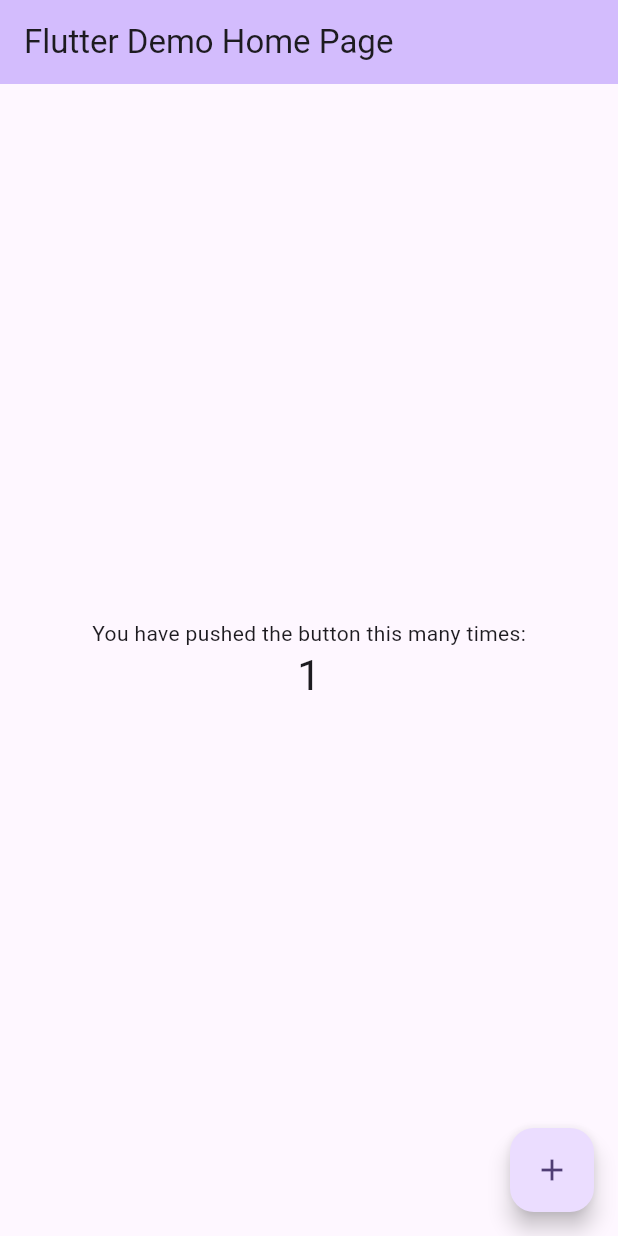
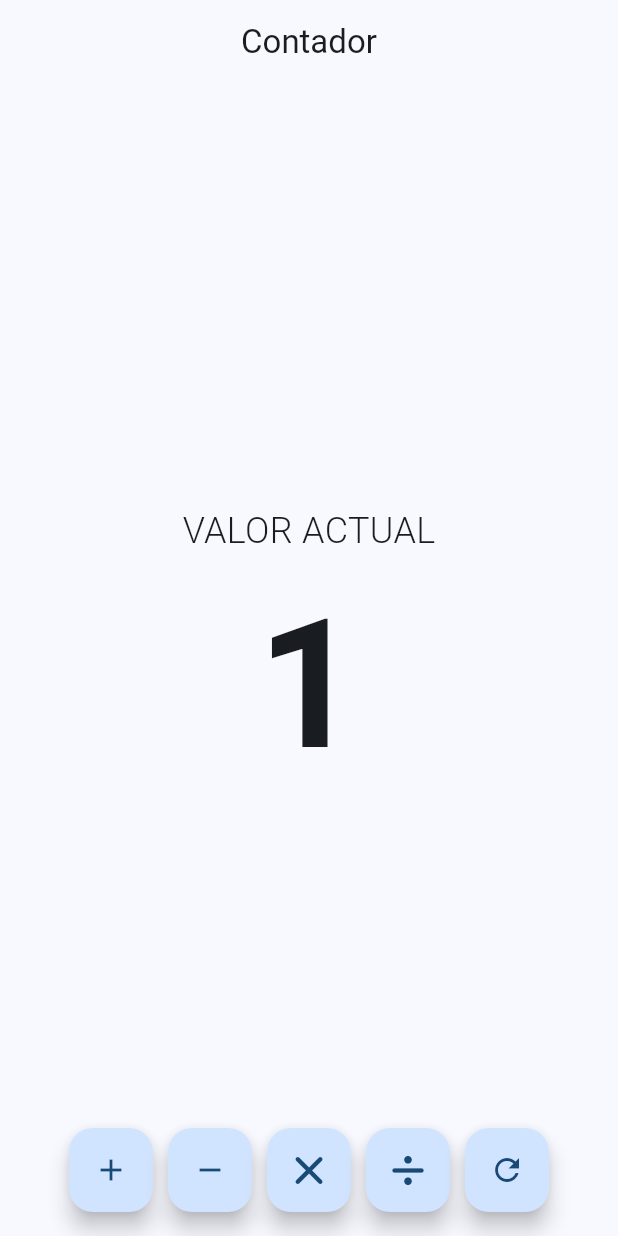
Before and after one commit to ADAMTAKTAK/AppContador, a Flutter app: the screen it shows after launch, after a tap on the "add" icon, on a phone screen of 412 x 824 dp. Run offline on Flutter 3.47's test engine with Material 3 defaults, Android fonts, the phone set to English and light mode, and no system bars; our stand-ins replace font_awesome_flutter.

Commit message:
despues de la creacion de mis archivos que serian las pantallas que voy a usar empece a trabajar en lo que seria mi pantalla principal, ya estarian listas las funcionalidades basicas del codigo, importe una libreria que me permite usar iconos que no trae la por default de flutter y asi pude añadir el simbolo de multiplicar y dividir, ya lo siguiente sera trabajar en la info_screen

```diff
--- a/lib/main.dart
+++ b/lib/main.dart
@@ -1,4 +1,5 @@
 import 'package:flutter/material.dart';
+import 'package:app_contador/screens/home_screen.dart';
 
 void main() {
   runApp(const MyApp());
@@ -7,116 +8,19 @@ void main() {
 class MyApp extends StatelessWidget {
   const MyApp({super.key});
 
-  // This widget is the root of your application.
   @override
   Widget build(BuildContext context) {
     return MaterialApp(
-      title: 'Flutter Demo',
+      debugShowCheckedModeBanner: false,
+
+      title: 'Contador App',
+
       theme: ThemeData(
-        // This is the theme of your application.
-        //
-        // TRY THIS: Try running your application with "flutter run". You'll see
-        // the application has a purple toolbar. Then, without quitting the app,
-        // try changing the seedColor in the colorScheme below to Colors.green
-        // and then invoke "hot reload" (save your changes or press the "hot
-        // reload" button in a Flutter-supported IDE, or press "r" if you used
-        // the command line to start the app).
-        //
-        // Notice that the counter didn't reset back to zero; the application
-        // state is not lost during the reload. To reset the state, use hot
-        // restart instead.
-        //
-        // This works for code too, not just values: Most code changes can be
-        // tested with just a hot reload.
-        colorScheme: ColorScheme.fromSeed(seedColor: Colors.deepPurple),
+        useMaterial3: true,
+        colorScheme: ColorScheme.fromSeed(seedColor: Colors.blue),
       ),
-      home: const MyHomePage(title: 'Flutter Demo Home Page'),
+
+      home: const HomeScreen(),
     );
   }
 }
-
-class MyHomePage extends StatefulWidget {
-  const MyHomePage({super.key, required this.title});
-
-  // This widget is the home page of your application. It is stateful, meaning
-  // that it has a State object (defined below) that contains fields that affect
-  // how it looks.
-
-  // This class is the configuration for the state. It holds the values (in this
-  // case the title) provided by the parent (in this case the App widget) and
-  // used by the build method of the State. Fields in a Widget subclass are
-  // always marked "final".
-
-  final String title;
-
-  @override
-  State<MyHomePage> createState() => _MyHomePageState();
-}
-
-class _MyHomePageState extends State<MyHomePage> {
-  int _counter = 0;
-
-  void _incrementCounter() {
-    setState(() {
-      // This call to setState tells the Flutter framework that something has
-      // changed in this State, which causes it to rerun the build method below
-      // so that the display can reflect the updated values. If we changed
-      // _counter without calling setState(), then the build method would not be
-      // called again, and so nothing would appear to happen.
-      _counter++;
-    });
-  }
-
-  @override
-  Widget build(BuildContext context) {
-    // This method is rerun every time setState is called, for instance as done
-    // by the _incrementCounter method above.
-    //
-    // The Flutter framework has been optimized to make rerunning build methods
-    // fast, so that you can just rebuild anything that needs updating rather
-    // than having to individually change instances of widgets.
-    return Scaffold(
-      appBar: AppBar(
-        // TRY THIS: Try changing the color here to a specific color (to
-        // Colors.amber, perhaps?) and trigger a hot reload to see the AppBar
-        // change color while the other colors stay the same.
-        backgroundColor: Theme.of(context).colorScheme.inversePrimary,
-        // Here we take the value from the MyHomePage object that was created by
-        // the App.build method, and use it to set our appbar title.
-        title: Text(widget.title),
-      ),
-      body: Center(
-        // Center is a layout widget. It takes a single child and positions it
-        // in the middle of the parent.
-        child: Column(
-          // Column is also a layout widget. It takes a list of children and
-          // arranges them vertically. By default, it sizes itself to fit its
-          // children horizontally, and tries to be as tall as its parent.
-          //
-          // Column has various properties to control how it sizes itself and
-          // how it positions its children. Here we use mainAxisAlignment to
-          // center the children vertically; the main axis here is the vertical
-          // axis because Columns are vertical (the cross axis would be
-          // horizontal).
-          //
-          // TRY THIS: Invoke "debug painting" (choose the "Toggle Debug Paint"
-          // action in the IDE, or press "p" in the console), to see the
-          // wireframe for each widget.
-          mainAxisAlignment: MainAxisAlignment.center,
-          children: <Widget>[
-            const Text('You have pushed the button this many times:'),
-            Text(
-              '$_counter',
-              style: Theme.of(context).textTheme.headlineMedium,
-            ),
-          ],
-        ),
-      ),
-      floatingActionButton: FloatingActionButton(
-        onPressed: _incrementCounter,
-        tooltip: 'Increment',
-        child: const Icon(Icons.add),
-      ), // This trailing comma makes auto-formatting nicer for build methods.
-    );
-  }
-}
--- a/lib/screens/home_screen.dart
+++ b/lib/screens/home_screen.dart
@@ -0,0 +1,110 @@
+import 'package:flutter/material.dart';
+import 'package:font_awesome_flutter/font_awesome_flutter.dart';
+
+class HomeScreen extends StatefulWidget {
+  const HomeScreen({super.key});
+
+  @override
+  State<HomeScreen> createState() => _HomeScreenState();
+}
+
+class _HomeScreenState extends State<HomeScreen> {
+  int _count = 0;
+
+
+  void _increment() {
+    setState(() {
+      _count++;
+    });
+  }
+
+  void _decrement() {
+    setState(() {
+      _count--;
+    });
+  }
+
+  void _multiply() {
+    setState(() {
+      _count *= 2;
+    });
+  }
+
+  void _divide() {
+    setState(() {
+      _count = _count ~/ 2;
+    });
+  }
+
+  void _reset() {
+    setState(() {
+      _count = 0;
+    });
+  }
+
+
+  @override
+  Widget build(BuildContext context) {
+    return Scaffold(
+      appBar: AppBar(
+        title: const Text('Contador'),
+        centerTitle: true,
+      ),
+
+      body: Center(
+        child: Column(
+          mainAxisAlignment: MainAxisAlignment.center,
+          children: <Widget>[
+            const Text(
+              'VALOR ACTUAL',
+              style: TextStyle(fontSize: 24, fontWeight: FontWeight.w300),
+            ),
+            Text(
+              '$_count',
+              style: const TextStyle(fontSize: 120, fontWeight: FontWeight.bold),
+            ),
+          ],
+        ),
+      ),
+
+      floatingActionButton: Row(
+        mainAxisSize: MainAxisSize.min,
+        children: [
+          FloatingActionButton(
+            onPressed: _increment,
+            tooltip: 'Sumar (+1)',
+            child: const Icon(Icons.add),
+          ),
+          const SizedBox(width: 10), //
+
+          FloatingActionButton(
+            onPressed: _decrement,
+            tooltip: 'Restar (-1)',
+            child: const Icon(Icons.remove),
+          ),
+          const SizedBox(width: 10), //
+          FloatingActionButton(
+            onPressed: _multiply,
+            tooltip: 'Multiplicar (*2)',
+            child: const FaIcon(FontAwesomeIcons.times),
+          ),
+          const SizedBox(width: 10),
+          FloatingActionButton(
+            onPressed: _divide,
+            tooltip: 'Dividir (/2)',
+            child: const FaIcon(FontAwesomeIcons.divide),
+          ),
+          const SizedBox(width: 10),
+
+          FloatingActionButton(
+            onPressed: _reset,
+            tooltip: 'Reset (0)',
+            child: const Icon(Icons.refresh),
+          ),
+        ],
+      ),
+
+      floatingActionButtonLocation: FloatingActionButtonLocation.centerFloat,
+    );
+  }
+}
--- a/pubspec.yaml
+++ b/pubspec.yaml
@@ -34,6 +34,7 @@ dependencies:
   # The following adds the Cupertino Icons font to your application.
   # Use with the CupertinoIcons class for iOS style icons.
   cupertino_icons: ^1.0.8
+  font_awesome_flutter: ^10.12.0
 
 dev_dependencies:
   flutter_test:
```
Also changed, not shown: pubspec.lock.
